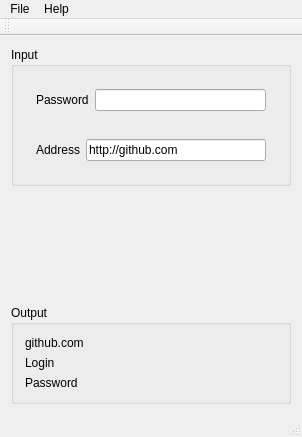
The window that mainwindow.ui (vtyulb/RuPass) describes before a commit, drawn with Qt 5.
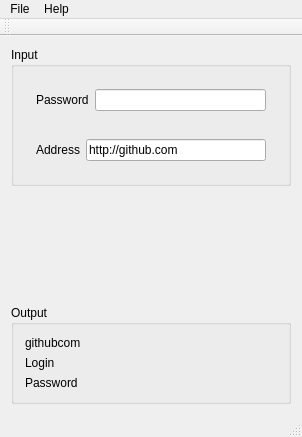
The same window after the commit.

```diff
--- a/mainwindow.ui
+++ b/mainwindow.ui
@@ -82,7 +82,7 @@
        <item>
         <widget class="QLabel" name="siteLabel">
          <property name="text">
-          <string>github.com</string>
+          <string>githubcom</string>
          </property>
         </widget>
        </item>
```
Left out of the diff: 7 changed lines with no effect on the pictures.
